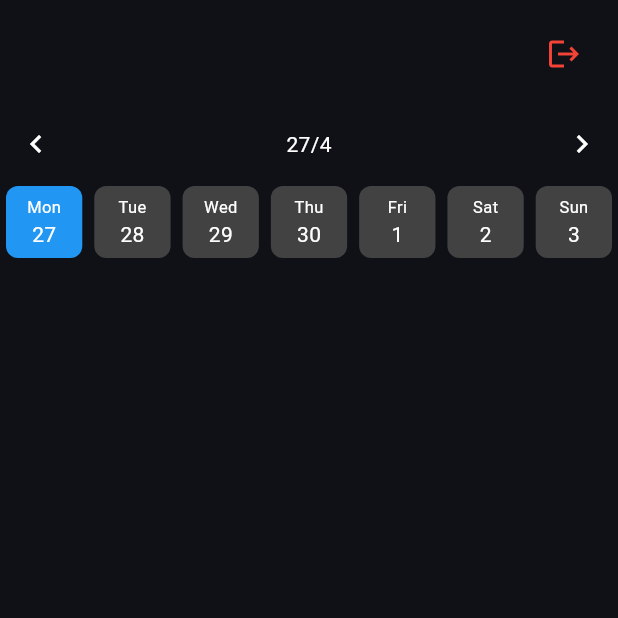
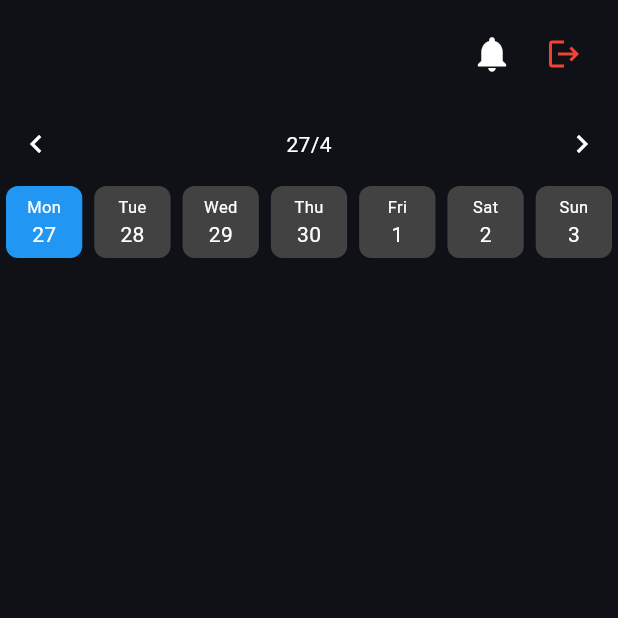
Before and after one commit to sheikh-shakib/classs_management_app, a Flutter app: the ScheduleScreen screen opened directly, on a phone screen of 412 x 824 dp, the top half of it. Run offline on Flutter 3.47's test engine with Material 3 defaults, Android fonts, the light colour scheme and no system bars; our stand-ins replace cloud_firestore, firebase_auth, firebase_core; accounts and stored records are empty.

Commit message:
added notification support

```diff
--- a/lib/models/notification_model.dart
+++ b/lib/models/notification_model.dart
@@ -6,6 +6,7 @@ class NotificationModel {
   final String message;
   final DateTime timestamp;
   final bool isRead;
+  final String type; // e.g. "class_update", "announcement", etc.
 
   NotificationModel({
     required this.id,
@@ -13,6 +14,7 @@ class NotificationModel {
     required this.message,
     required this.timestamp,
     this.isRead = false,
+    this.type = "class_update",
   });
   factory NotificationModel.fromMap(Map<String, dynamic> map) {
     return NotificationModel(
@@ -21,6 +23,7 @@ class NotificationModel {
       message: map['message'],
       timestamp: (map['timestamp'] as Timestamp).toDate(),
       isRead: map['isRead'] ?? false,
+      type: map['type'] ?? "class_update",
     );
   }
   Map<String, dynamic> toMap() {
@@ -30,6 +33,7 @@ class NotificationModel {
       'message': message,
       'timestamp': Timestamp.fromDate(timestamp),
       'isRead': isRead,
+      'type': type,
     };
   }
 }
--- /dev/null
+++ b/lib/providers/notification_provider.dart
@@ -0,0 +1,24 @@
+// lib/providers/notification_provider.dart
+import 'package:flutter/material.dart';
+import '../models/notification_model.dart';
+import '../services/notification_services.dart';
+
+class NotificationProvider with ChangeNotifier {
+  final NotificationService _service = NotificationService();
+  List<NotificationModel> _notifications = [];
+
+  List<NotificationModel> get notifications => _notifications;
+  int get unreadCount => _notifications.where((n) => !n.isRead).length;
+
+  // Call this once after user logs in
+  void listenToNotifications(String userId) {
+    _service.getNotifications(userId).listen((data) {
+      _notifications = data;
+      notifyListeners();
+    });
+  }
+
+  Future<void> markAsRead(String userId, String notifId) async {
+    await _service.markAsRead(userId, notifId);
+  }
+}
--- a/lib/screens/schedule_screen.dart
+++ b/lib/screens/schedule_screen.dart
@@ -8,6 +8,8 @@ import '../providers/schedule_provider.dart';
 import '../services/schedule_service.dart';
 import 'add_routine_screen.dart';
 import 'login_screen.dart';
+import 'notification_screen.dart';
+import '../providers/notification_provider.dart';
 
 class ScheduleScreen extends StatefulWidget {
   const ScheduleScreen({super.key});
@@ -37,6 +39,7 @@ class _ScheduleScreenState extends State<ScheduleScreen> {
       final user = context.read<AuthProvider>().user;
       if (user != null) {
         context.read<ScheduleProvider>().loadSchedule(user);
+        context.read<NotificationProvider>().listenToNotifications(user.id);
       }
     });
   }
@@ -192,8 +195,59 @@ class _ScheduleScreenState extends State<ScheduleScreen> {
       padding: const EdgeInsets.all(12),
       child: Row(
         children: [
+          // User Name
           Text(user.name, style: const TextStyle(color: Colors.white)),
+
           const Spacer(),
+          Consumer<NotificationProvider>(
+            builder: (context, provider, _) {
+              return Stack(
+                children: [
+                  IconButton(
+                    icon: const Icon(
+                      Icons.notifications,
+                      color: Colors.white,
+                      size: 28,
+                    ),
+                    onPressed: () {
+                      Navigator.push(
+                        context,
+                        MaterialPageRoute(
+                          builder: (_) => const NotificationScreen(),
+                        ),
+                      );
+                    },
+                  ),
+                  if (provider.unreadCount > 0)
+                    Positioned(
+                      right: 8,
+                      top: 8,
+                      child: Container(
+                        padding: const EdgeInsets.all(2),
+                        decoration: BoxDecoration(
+                          color: Colors.red,
+                          borderRadius: BorderRadius.circular(10),
+                        ),
+                        constraints: const BoxConstraints(
+                          minWidth: 16,
+                          minHeight: 16,
+                        ),
+                        child: Text(
+                          '${provider.unreadCount}',
+                          style: const TextStyle(
+                            color: Colors.white,
+                            fontSize: 10,
+                          ),
+                          textAlign: TextAlign.center,
+                        ),
+                      ),
+                    ),
+                ],
+              );
+            },
+          ),
+
+          // Logout Button
           IconButton(
             onPressed: () async {
               await context.read<AuthProvider>().logout();
--- a/pubspec.yaml
+++ b/pubspec.yaml
@@ -41,6 +41,7 @@ dependencies:
   # Use with the CupertinoIcons class for iOS style icons.
   cupertino_icons: ^1.0.8
   flutter_launcher_icons: ^0.14.4
+  intl: ^0.20.2
 
 dev_dependencies:
   flutter_test:
```
Also changed, not shown: lib/main.dart (+4 -3 lines), lib/screens/notification_screen.dart (added, +67 -0 lines), lib/services/notification_services.dart (+39 -2 lines), lib/services/schedule_service.dart (+43 -11 lines), pubspec.lock.
